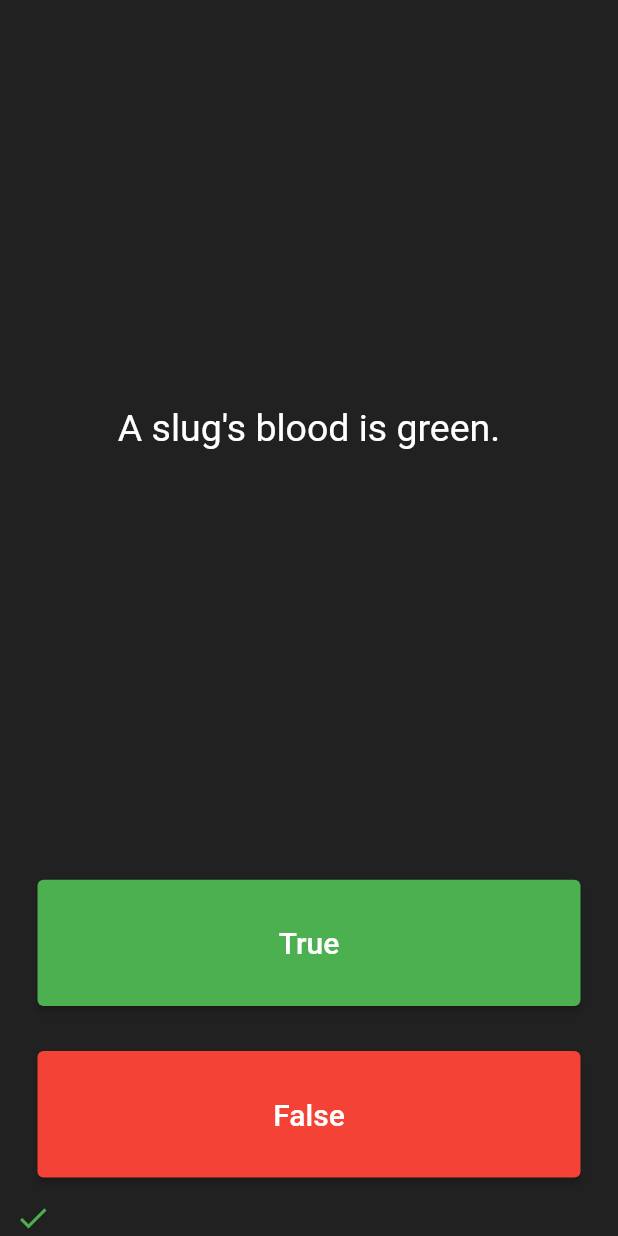
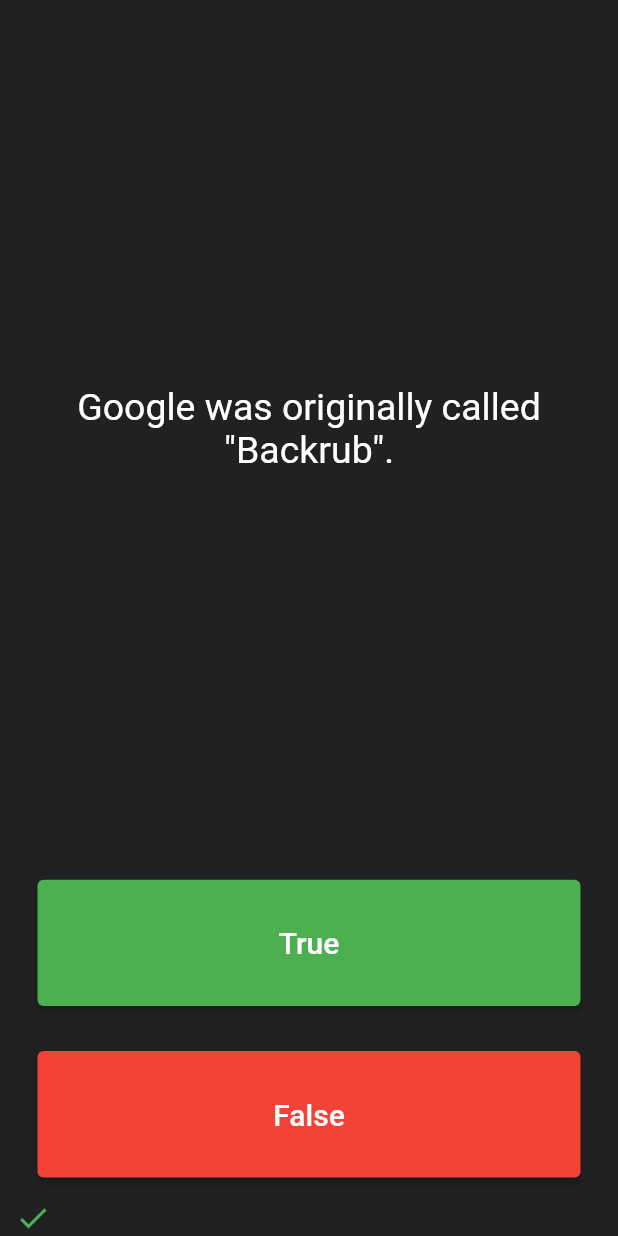
Before and after one commit to Rishabh2804/Quizzler, a Flutter app: the screen it shows after launch, after a tap on "True", on a phone screen of 412 x 824 dp. Run offline on Flutter 3.47's test engine with Material 2 defaults, Android fonts, the phone set to English and light mode, and no system bars.

Commit message:
Added QuizBrain class for better modularity

```diff
--- a/lib/main.dart
+++ b/lib/main.dart
@@ -3,6 +3,7 @@ import 'dart:ui';
 
 import 'package:flutter/material.dart';
 import 'package:quizzler/questions.dart';
+import 'package:quizzler/quiz_brain.dart';
 
 void main() {
   runApp(const Quizzler());
@@ -37,28 +38,13 @@ class QuizPage extends StatefulWidget {
 
 class _QuizPageState extends State<QuizPage> {
   List<Icon> scoreKeeper = [];
-  List<Question> questions = [
-    Question(
-        question: 'You can lead a cow down stairs but not up stairs.',
-        answer: false),
-    Question(
-        question: 'Approximately one quarter of human bones are in the feet.',
-        answer: true),
-    Question(question: 'A slug\'s blood is green.', answer: true),
-  ];
+  var quizBrain = QuizBrain();
 
-  var questionNumber = Random().nextInt(3);
   var windowWidth = 0.0;
   void checkAnswer(bool userPickedAnswer) {
-    bool correctAnswer =
-        questions[questionNumber].answer; //quizBrain.getCorrectAnswer();
+    bool correctAnswer = quizBrain.getCorrectAnswer();
 
     setState(() {
-      var temp = Random().nextInt(questions.length);
-
-      // Avoid recurrance of same question
-      questionNumber =
-          (temp == questionNumber) ? (temp + 1) % questions.length : temp;
       windowWidth = MediaQuery.of(context).size.width;
       if (scoreKeeper.length >= windowWidth / 27) scoreKeeper.clear();
 
@@ -96,7 +82,7 @@ class _QuizPageState extends State<QuizPage> {
             padding: const EdgeInsets.all(10.0),
             child: Center(
               child: Text(
-                questions[questionNumber].question,
+                quizBrain.nextQuestion(),
                 textAlign: TextAlign.center,
                 style: const TextStyle(
                   fontSize: 25.0,
@@ -156,9 +142,3 @@ class _QuizPageState extends State<QuizPage> {
     );
   }
 }
-
-/*
-question1: 'You can lead a cow down stairs but not up stairs.', false,
-question2: 'Approximately one quarter of human bones are in the feet.', true,
-question3: 'A slug\'s blood is green.', true,
-*/
--- /dev/null
+++ b/lib/quiz_brain.dart
@@ -0,0 +1,105 @@
+import 'dart:math';
+
+import 'package:quizzler/questions.dart';
+
+class QuizBrain {
+  int questionsCount = 0;
+  int questionNumber = 0;
+
+  final List<Question> _questionBank = [
+    Question(
+      question: 'You can lead a cow down stairs but not up stairs.',
+      answer: false,
+    ),
+    Question(
+      question: 'Approximately one quarter of human bones are in the feet.',
+      answer: true,
+    ),
+    Question(
+      question: 'A slug\'s blood is green.',
+      answer: true,
+    ),
+    Question(
+      question: 'Some cats are actually allergic to humans.',
+      answer: true,
+    ),
+    Question(
+        question: 'You can lead a cow down stairs but not up stairs.',
+        answer: false),
+    Question(
+      question: 'Approximately one quarter of human bones are in the feet.',
+      answer: true,
+    ),
+    Question(
+      question: 'A slug\'s blood is green.',
+      answer: true,
+    ),
+    Question(
+      question: 'Buzz Aldrin\'s mother\'s maiden name was "Moon".',
+      answer: true,
+    ),
+    Question(
+      question: 'It is illegal to pee in the Ocean in Portugal.',
+      answer: true,
+    ),
+    Question(
+      question:
+          'No piece of square dry paper can be folded in half more than 7 times.',
+      answer: false,
+    ),
+    Question(
+      question:
+          'In London, UK, if you happen to die in the House of Parliament, you are technically entitled to a state funeral, because the building is considered too sacred a place.',
+      answer: true,
+    ),
+    Question(
+      question:
+          'The loudest sound produced by any animal is 188 decibels. That animal is the African Elephant.',
+      answer: false,
+    ),
+    Question(
+      question:
+          'The total surface area of two human lungs is approximately 70 square metres.',
+      answer: true,
+    ),
+    Question(
+      question: 'Google was originally called "Backrub".',
+      answer: true,
+    ),
+    Question(
+      question:
+          'Chocolate affects a dog\'s heart and nervous system; a few ounces are enough to kill a small dog.',
+      answer: true,
+    ),
+    Question(
+      question:
+          'In West Virginia, USA, if you accidentally hit an animal with your car, you are free to take it home to eat.',
+      answer: true,
+    ),
+  ];
+
+  int getQuestionCount() {
+    return _questionBank.length;
+  }
+
+  String nextQuestion() {
+    var temp = Random().nextInt(getQuestionCount());
+
+    // Avoid recurrance of same question
+    questionNumber =
+        (temp == questionNumber) ? (temp + 1) % getQuestionCount() : temp;
+
+    return _questionBank[questionNumber].question;
+  }
+
+  bool getCorrectAnswer() {
+    return _questionBank[questionNumber].answer;
+  }
+
+  void addQuestion({required String question, required bool answer}) {
+    _questionBank.add(Question(
+      question: question,
+      answer: answer,
+    ));
+  }
+}
```
